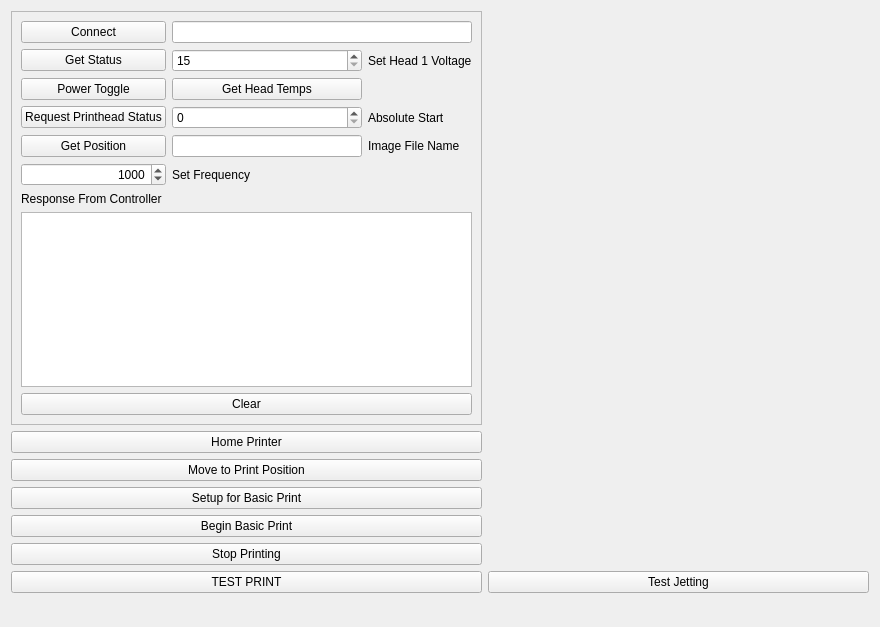
The window that src/ui/mjprintheadwidget.ui (BYUCreateResearchLab/CREATE_LAB_Binder_Jet_Printer) describes before a commit, drawn with Qt 5.
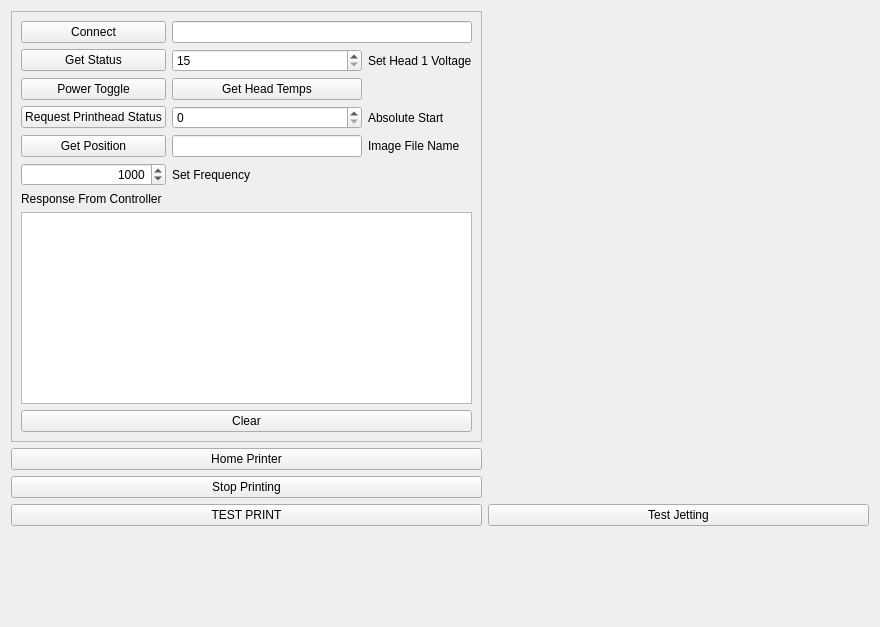
The same window after the commit.

What changed in the file:
```diff
--- a/src/ui/mjprintheadwidget.ui
+++ b/src/ui/mjprintheadwidget.ui
@@ -14,6 +14,19 @@
    <string>Form</string>
   </property>
   <layout class="QGridLayout" name="gridLayout">
+   <item row="9" column="0">
+    <spacer name="verticalSpacer">
+     <property name="orientation">
+      <enum>Qt::Orientation::Vertical</enum>
+     </property>
+     <property name="sizeHint" stdset="0">
+      <size>
+       <width>20</width>
+       <height>40</height>
+      </size>
+     </property>
+    </spacer>
+   </item>
    <item row="5" column="0">
     <widget class="QFrame" name="frame">
      <property name="frameShape">
@@ -175,10 +188,10 @@
      </layout>
     </widget>
    </item>
-   <item row="8" column="0">
-    <widget class="QPushButton" name="setupBasicPrintButton">
+   <item row="7" column="0">
+    <widget class="QPushButton" name="stopPrintingButton">
      <property name="text">
-      <string>Setup for Basic Print</string>
+      <string>Stop Printing</string>
      </property>
     </widget>
    </item>
@@ -195,27 +208,6 @@
      </property>
     </spacer>
    </item>
-   <item row="7" column="0">
-    <widget class="QPushButton" name="moveToPrintPosButton">
-     <property name="text">
-      <string>Move to Print Position</string>
-     </property>
-    </widget>
-   </item>
-   <item row="9" column="0">
-    <widget class="QPushButton" name="startBasicPrintButton">
-     <property name="text">
-      <string>Begin Basic Print</string>
-     </property>
-    </widget>
-   </item>
-   <item row="10" column="0">
-    <widget class="QPushButton" name="stopPrintingButton">
-     <property name="text">
-      <string>Stop Printing</string>
-     </property>
-    </widget>
-   </item>
    <item row="6" column="0">
     <widget class="QPushButton" name="homePrinterButton">
      <property name="text">
@@ -223,33 +215,20 @@
      </property>
     </widget>
    </item>
-   <item row="12" column="0">
-    <spacer name="verticalSpacer">
-     <property name="orientation">
-      <enum>Qt::Vertical</enum>
-     </property>
-     <property name="sizeHint" stdset="0">
-      <size>
-       <width>20</width>
-       <height>40</height>
-      </size>
-     </property>
-    </spacer>
-   </item>
-   <item row="11" column="0">
-    <widget class="QPushButton" name="testPrintButton">
-     <property name="text">
-      <string>TEST PRINT</string>
-     </property>
-    </widget>
-   </item>
-   <item row="11" column="1">
+   <item row="8" column="1">
     <widget class="QPushButton" name="testJetButton">
      <property name="text">
       <string>Test Jetting</string>
      </property>
     </widget>
    </item>
+   <item row="8" column="0">
+    <widget class="QPushButton" name="testPrintButton">
+     <property name="text">
+      <string>TEST PRINT</string>
+     </property>
+    </widget>
+   </item>
   </layout>
  </widget>
  <resources/>
```
Left out of the diff: 10 changed lines with no effect on the pictures.
